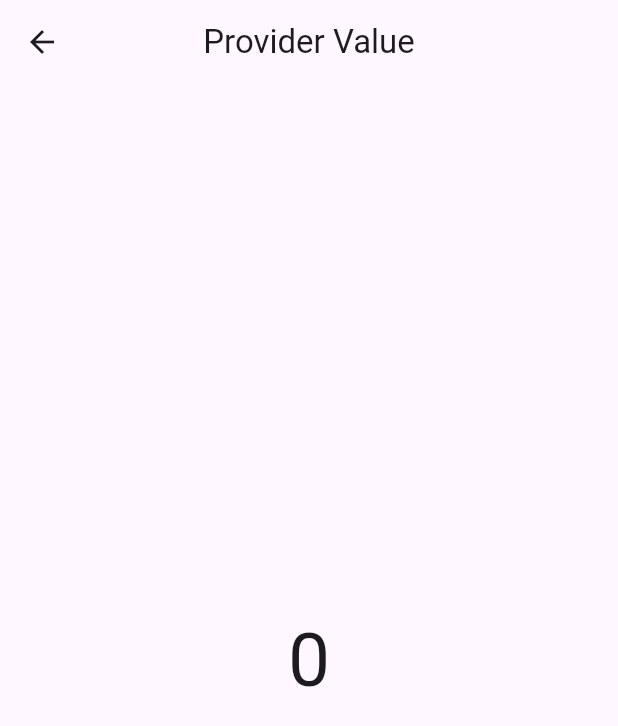
After one commit to DadiMuhamadM/learn_bloc, a Flutter app: the screen it shows after launch, after a tap on the "arrow forward ios" icon, on a phone screen of 412 x 824 dp. The commit adds this screen. Shown: the top 726 px of the screen. Run offline on Flutter 3.47's test engine with Material 3 defaults, Android fonts, the phone set to English and light mode, and no system bars; our stand-ins replace bloc, flutter_bloc.

Commit message:
BlocProvider Value

```diff
--- a/lib/injection_bloc/injection.dart
+++ b/lib/injection_bloc/injection.dart
@@ -2,6 +2,7 @@ import 'package:flutter/material.dart';
 import 'package:flutter_bloc/flutter_bloc.dart';
 import 'package:learn_bloc/bloc/counter.dart';
 import 'package:learn_bloc/injection_bloc/merah.dart';
+import 'package:learn_bloc/provider%20value/provider_value.dart';
 
 class InjectionHome extends StatelessWidget {
   InjectionHome({super.key});
@@ -16,6 +17,25 @@ class InjectionHome extends StatelessWidget {
       appBar: AppBar(
         title: const Text('Injection Bloc'),
         centerTitle: true,
+      ),
+      floatingActionButton: FloatingActionButton(
+        onPressed: () {
+          Navigator.of(context).push(
+            MaterialPageRoute(
+              builder: (context) {
+                return BlocProvider.value(
+                  value: myCounter,
+                  child: const ProviderValue(),
+                );
+                // return BlocProvider(
+                //   create: (context) => myCounter,
+                //   child: const ProviderValue(),
+                // );
+              },
+            ),
+          );
+        },
+        child: const Icon(Icons.arrow_forward_ios),
       ),
       body: Center(
         child: Row(
@@ -43,7 +63,7 @@ class InjectionHome extends StatelessWidget {
               ),
             ),
             // Widget data counter
-            Merah(),
+            const Merah(),
 
             // Button +
             Material(
--- a/lib/main.dart
+++ b/lib/main.dart
@@ -15,10 +15,10 @@ class MyApp extends StatelessWidget {
 
   @override
   Widget build(BuildContext context) {
-    return BlocProvider(
-      create: (context) => Counter(), // Injection class Counter
-      child: MaterialApp(
-        home: InjectionHome(),
+    return MaterialApp(
+      home: BlocProvider(
+        create: (context) => Counter(),
+        child: InjectionHome(),
       ),
     );
   }
--- /dev/null
+++ b/lib/provider value/provider_value.dart
@@ -0,0 +1,28 @@
+import 'package:flutter/material.dart';
+import 'package:flutter_bloc/flutter_bloc.dart';
+import 'package:learn_bloc/bloc/counter.dart';
+
+class ProviderValue extends StatelessWidget {
+  const ProviderValue({super.key});
+
+  @override
+  Widget build(BuildContext context) {
+    Counter myCounter = context.read<Counter>();
+    return Scaffold(
+        appBar: AppBar(
+          title: const Text('Provider Value'),
+          centerTitle: true,
+        ),
+        body: Center(
+          child: BlocBuilder<Counter, int>(
+            bloc: myCounter,
+            builder: (context, state) {
+              return Text(
+                '$state',
+                style: const TextStyle(fontSize: 50),
+              );
+            },
+          ),
+        ));
+  }
+}
```
